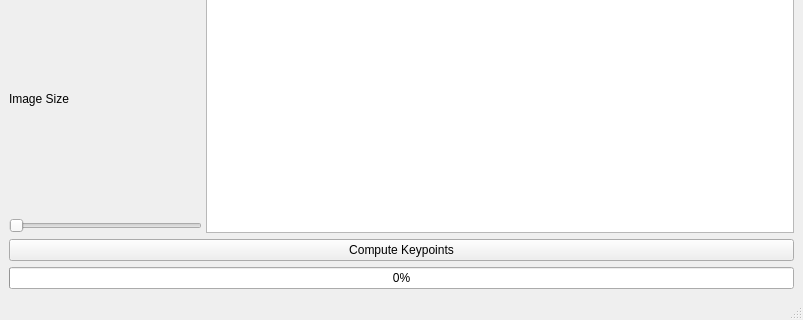
Above: ui/main_window.ui from TimoStoff/wingNet before the change; both pictures show x 0 to 803 and y 296 to 616 of the 803 by 616 pixel window. Below: the same form after it.
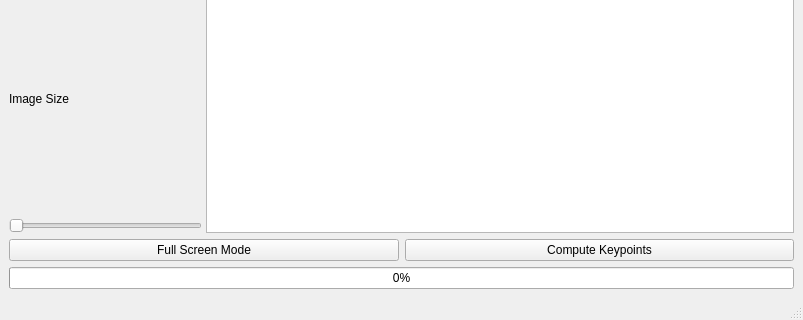
That is the form after the change.

```diff
--- a/ui/main_window.ui
+++ b/ui/main_window.ui
@@ -94,11 +94,22 @@
     <item>
      <layout class="QVBoxLayout" name="verticalLayout_2">
       <item>
+       <layout class="QHBoxLayout" name="horizontalLayout">
+        <item>
+         <widget class="QPushButton" name="btn_fullscreen">
+          <property name="text">
+           <string>Full Screen Mode</string>
+          </property>
+         </widget>
+        </item>
+        <item>
        <widget class="QPushButton" name="btn_label_wings">
         <property name="text">
          <string>Compute Keypoints</string>
         </property>
        </widget>
+        </item>
+       </layout>
       </item>
       <item>
        <widget class="QProgressBar" name="progressBar">
```
Lines whose indentation alone changed are shown as unchanged.
